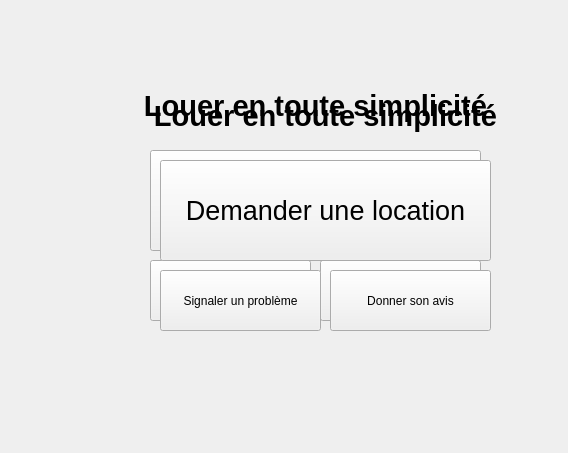
This is fenetreprincipale.ui in TitiCrou/TAC as Qt 5 draws it before an edit. The edited form follows.
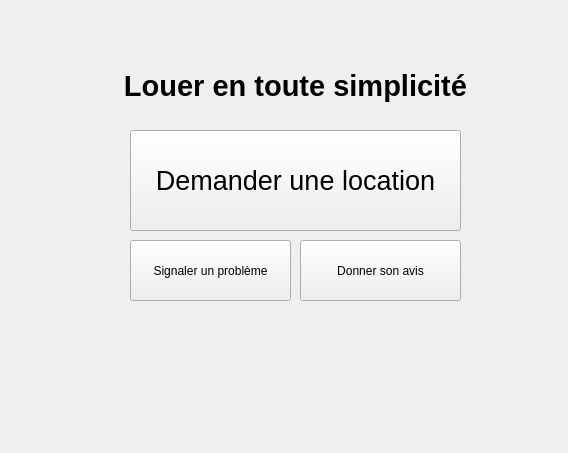
This is the edited form.

Commit message: Réglage problème d'affichage en double + ajout bouton retour + ajout champs fiche détaillée

Patch:
```diff
--- a/fenetreprincipale.ui
+++ b/fenetreprincipale.ui
@@ -16,10 +16,10 @@
   <widget class="QWidget" name="centralWidget" native="true">
    <property name="geometry">
     <rect>
-     <x>20</x>
-     <y>20</y>
-     <width>511</width>
-     <height>391</height>
+     <x>0</x>
+     <y>0</y>
+     <width>561</width>
+     <height>441</height>
     </rect>
    </property>
    <widget class="QPushButton" name="askLocation">
@@ -89,83 +89,6 @@
      <set>Qt::AlignCenter</set>
     </property>
    </widget>
-   <widget class="QWidget" name="centralWidget_2" native="true">
-    <property name="geometry">
-     <rect>
-      <x>10</x>
-      <y>10</y>
-      <width>511</width>
-      <height>391</height>
-     </rect>
-    </property>
-    <widget class="QPushButton" name="askLocation_2">
-     <property name="geometry">
-      <rect>
-       <x>130</x>
-       <y>130</y>
-       <width>331</width>
-       <height>101</height>
-      </rect>
-     </property>
-     <property name="font">
-      <font>
-       <pointsize>20</pointsize>
-      </font>
-     </property>
-     <property name="text">
-      <string>Demander une location</string>
-     </property>
-    </widget>
-    <widget class="QPushButton" name="probleme_2">
-     <property name="geometry">
-      <rect>
-       <x>130</x>
-       <y>240</y>
-       <width>161</width>
-       <height>61</height>
-      </rect>
-     </property>
-     <property name="text">
-      <string>Signaler un problème</string>
-     </property>
-    </widget>
-    <widget class="QPushButton" name="avis_2">
-     <property name="geometry">
-      <rect>
-       <x>300</x>
-       <y>240</y>
-       <width>161</width>
-       <height>61</height>
-      </rect>
-     </property>
-     <property name="text">
-      <string>Donner son avis</string>
-     </property>
-    </widget>
-    <widget class="QLabel" name="titre_2">
-     <property name="geometry">
-      <rect>
-       <x>50</x>
-       <y>50</y>
-       <width>491</width>
-       <height>71</height>
-      </rect>
-     </property>
-     <property name="font">
-      <font>
-       <pointsize>22</pointsize>
-       <weight>75</weight>
-       <bold>true</bold>
-      </font>
-     </property>
-     <property name="text">
-      <string>Louer en toute simplicité</string>
-     </property>
-     <property name="alignment">
-      <set>Qt::AlignCenter</set>
-     </property>
-    </widget>
-   </widget>
   </widget>
  </widget>
  <layoutdefault spacing="6" margin="11"/>
```
The commit also changes 13 other files.
